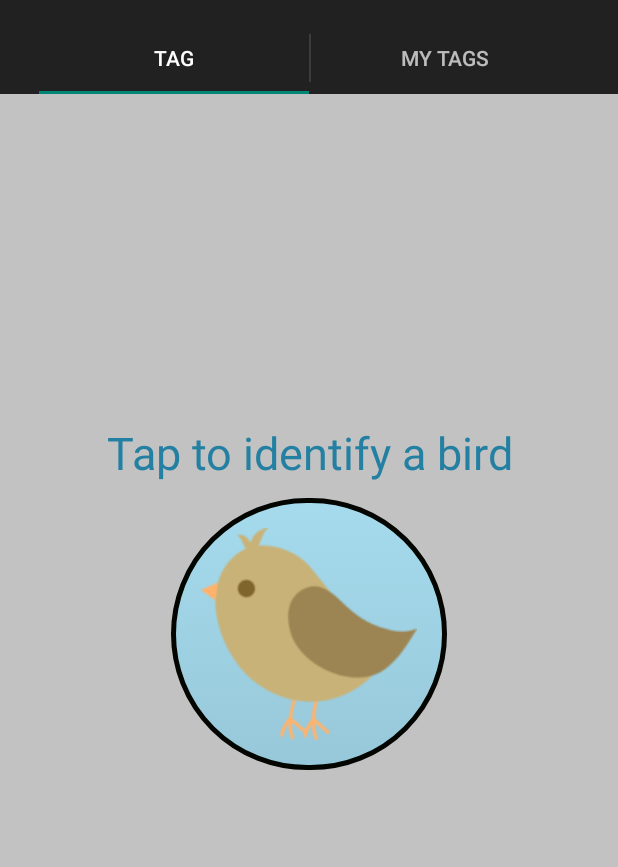
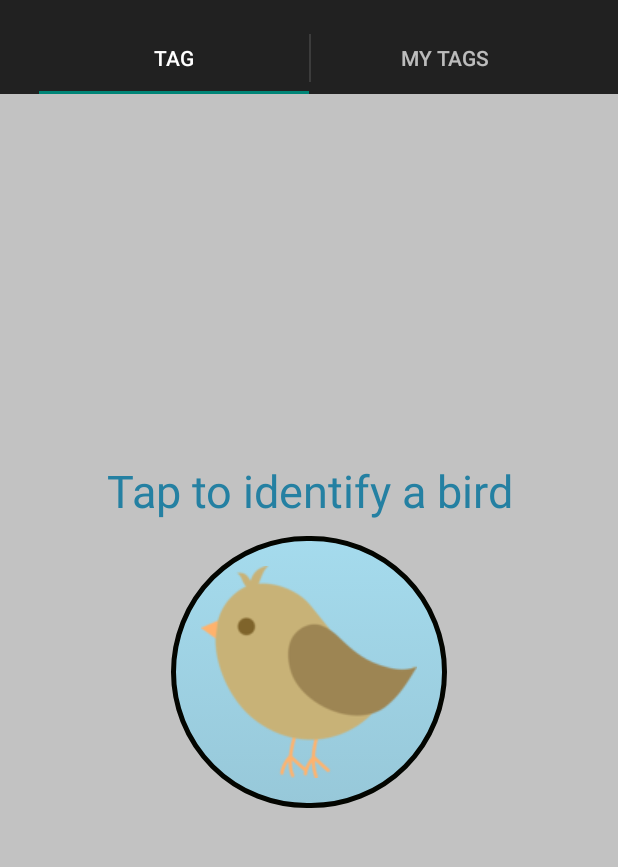
Before and after one commit to oguya/Ndege, an Android app: the screen it shows after launch (MainActivity), on a phone screen of 412 x 824 dp, the part 62-929 px from its top. Run offline under Robolectric (Android 15) with nearby library versions, the phone set to English and light mode, and no system bars.

Commit message:
re-organizing tagbird frag layout

```diff
--- a/ndege/src/main/res/layout/frag_tag_bird.xml
+++ b/ndege/src/main/res/layout/frag_tag_bird.xml
@@ -12,22 +12,27 @@
     tools:context="com.droid.ndege.ui.frags.TagBirdFrag"
     android:background="#C2C2C2">
 
+    <LinearLayout
+        android:layout_centerInParent="true"
+        android:orientation="vertical"
+        android:layout_width="match_parent"
+        android:layout_height="wrap_content">
+
         <TextView
             android:id="@+id/tag_status"
             android:text="@string/tag_status_default"
             android:textSize="30sp"
             android:textColor="#2480A2"
             android:gravity="center_horizontal"
-        android:layout_width="match_parent"
+            android:layout_width="wrap_content"
             android:layout_height="wrap_content"
-        android:layout_above="@+id/tap_section"
-        android:layout_marginBottom="10dp"/>
+            android:layout_marginBottom="10dp"
+            android:layout_gravity="center"/>
 
         <LinearLayout
             android:id="@+id/tap_section"
             android:layout_width="match_parent"
             android:layout_height="wrap_content"
-        android:layout_centerInParent="true"
             android:orientation="vertical">
 
             <ImageView
@@ -47,4 +52,8 @@
 
         </LinearLayout>
 
+    </LinearLayout>
+
+
+
 </RelativeLayout>
```
Lines whose indentation alone changed are shown as unchanged.
